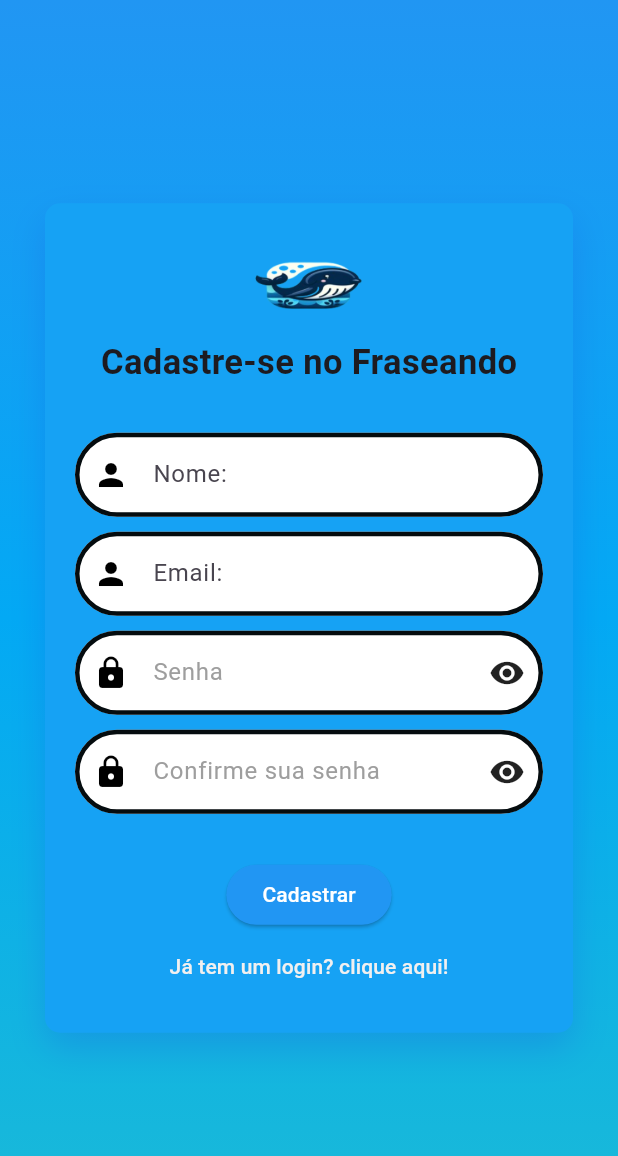
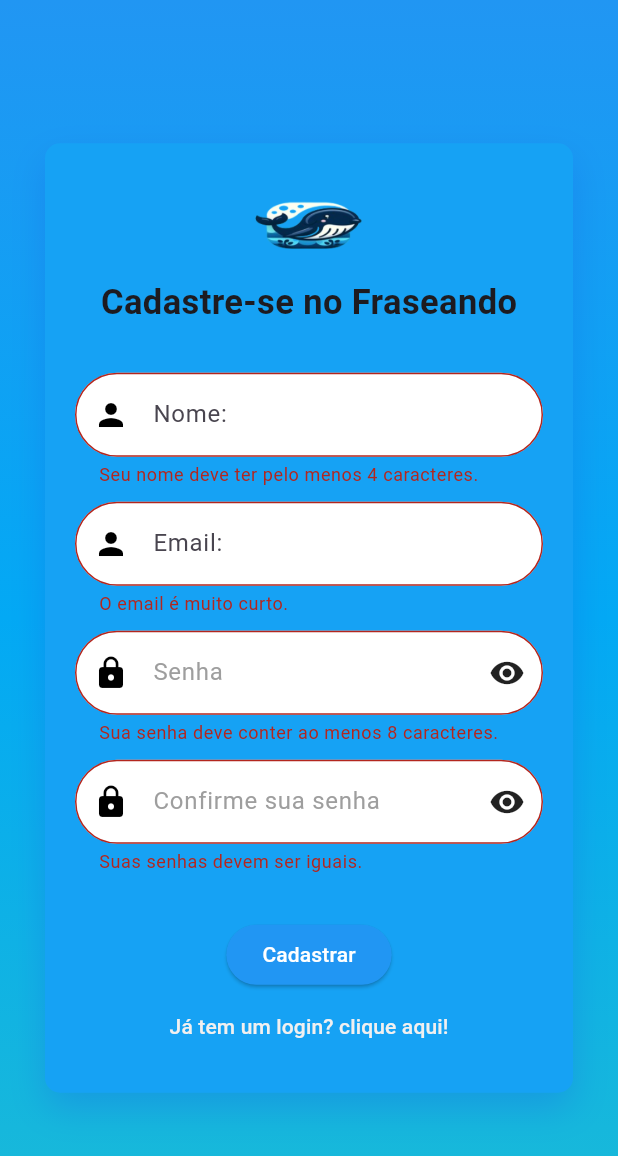
Before and after one commit to THSDEVELOP/fraseando, a Flutter app: the Register screen opened directly, after a tap on "Cadastrar", on a phone screen of 412 x 824 dp. Shown: the top 1156 px of the screen. Run offline on Flutter 3.47's test engine with Material 3 defaults, Android fonts, the phone set to English and light mode, and no system bars; our stand-ins replace firebase_auth, firebase_core, google_sign_in; accounts and stored records are empty; generated files the repository leaves out were written again; network calls fail.

```diff
--- a/lib/components/decorationPassword.dart
+++ b/lib/components/decorationPassword.dart
@@ -1,3 +1,5 @@
+// ignore_for_file: file_names
+
 import "package:flutter/material.dart";
 
 InputDecoration getPasswordInputDecoration(String label, {Widget? suffixIcon}) {
--- a/lib/components/decorationRegister.dart
+++ b/lib/components/decorationRegister.dart
@@ -1,3 +1,5 @@
+// ignore_for_file: file_names
+
 import 'package:flutter/material.dart';
 
 InputDecoration getAuthenticationInputDecoration(String label) {
--- a/lib/main.dart
+++ b/lib/main.dart
@@ -1,7 +1,13 @@
 import 'package:flutter/material.dart';
 import 'package:fraseando/pages/BoasVindas.dart';
+import 'package:firebase_core/firebase_core.dart';
+import 'firebase_options.dart';
 
-void main() {
+void main() async {
+  WidgetsFlutterBinding.ensureInitialized();
+  await Firebase.initializeApp(
+    options: DefaultFirebaseOptions.currentPlatform,
+  );
   runApp(const MyApp()); // Inicializa o aplicativo usando o widget MyApp
 }
 
--- a/lib/pages/PageLogin.dart
+++ b/lib/pages/PageLogin.dart
@@ -1,3 +1,5 @@
+// ignore_for_file: file_names
+
 import 'package:firebase_auth/firebase_auth.dart';
 import 'package:flutter/material.dart';
 import 'package:fraseando/components/decorationPassword.dart';
@@ -7,7 +9,7 @@ import '../components/decorationRegister.dart';
 import 'Register.dart';
 
 class PageLogin extends StatefulWidget {
-  const PageLogin({Key? key}) : super(key: key);
+  const PageLogin({super.key});
 
   @override
   State<PageLogin> createState() => _PageLoginState();
@@ -20,7 +22,7 @@ class _PageLoginState extends State<PageLogin> {
   Widget build(BuildContext context) {
     return Scaffold(
       body: Container(
-        decoration: BoxDecoration(
+        decoration: const BoxDecoration(
           gradient: LinearGradient(
             begin: Alignment.topCenter,
             end: Alignment.bottomCenter,
@@ -47,7 +49,7 @@ class _PageLoginState extends State<PageLogin> {
                     Container(
                       padding: const EdgeInsets.all(20),
                       decoration: BoxDecoration(
-                        color: Color.fromARGB(255, 22, 162, 244),
+                        color: const Color.fromARGB(255, 22, 162, 244),
                         borderRadius: BorderRadius.circular(10),
                         boxShadow: const [
                           BoxShadow(
@@ -63,7 +65,7 @@ class _PageLoginState extends State<PageLogin> {
                           TextField(
                               decoration: getAuthenticationInputDecoration(
                                   "Email ou usuario")),
-                          SizedBox(
+                          const SizedBox(
                             height: 10,
                           ),
                           TextFormField(
@@ -109,11 +111,11 @@ class _PageLoginState extends State<PageLogin> {
                             ),
                           ),
                           const SizedBox(height: 20.0),
-                          Align(
+                          const Align(
                             alignment: Alignment.centerRight,
                             child: Text(
                               "Esqueceu a Senha?",
-                              style: TextStyle(color: Colors.grey),
+                              style: TextStyle(color: Colors.white),
                             ),
                           ),
                         ],
@@ -166,7 +168,7 @@ class _PageLoginState extends State<PageLogin> {
                         ),
                       ],
                     ),
-                    SizedBox(
+                    const SizedBox(
                       height: 20,
                     ),
                     TextButton(
@@ -176,7 +178,7 @@ class _PageLoginState extends State<PageLogin> {
                               MaterialPageRoute(
                                   builder: (context) => const Register()));
                         },
-                        child: Text(
+                        child: const Text(
                           "Cadastre-se aqui!",
                           style: TextStyle(
                               color: Color.fromARGB(255, 241, 240, 240)),
--- a/lib/pages/Register.dart
+++ b/lib/pages/Register.dart
@@ -1,3 +1,8 @@
+//Nessa tela basicamente foi feito o frontend com alguns validadores.
+//Ainda falta implementar algumas coisas e tratar alguns possíveis erros.
+
+// ignore_for_file: file_names
+
 import 'package:flutter/material.dart';
 import 'package:fraseando/components/decorationRegister.dart';
 
@@ -13,13 +18,15 @@ class Register extends StatefulWidget {
 class _RegisterState extends State<Register> {
   bool isObscureText = false;
   bool isObscureconfirmText = false;
+  final _formkey = GlobalKey<FormState>();
+
   @override
   Widget build(BuildContext context) {
     return Scaffold(
       body: Container(
         width: double.infinity,
         height: double.infinity,
-        decoration: BoxDecoration(
+        decoration: const BoxDecoration(
           gradient: LinearGradient(
             begin: Alignment.topCenter,
             end: Alignment.bottomCenter,
@@ -33,12 +40,13 @@ class _RegisterState extends State<Register> {
         child: Padding(
           padding: const EdgeInsets.all(30.0),
           child: Form(
+            key: _formkey,
             child: Center(
               child: SingleChildScrollView(
                 child: Container(
-                  padding: EdgeInsets.all(20),
+                  padding: const EdgeInsets.all(20),
                   decoration: BoxDecoration(
-                    color: Color.fromARGB(255, 22, 162, 244),
+                    color: const Color.fromARGB(255, 22, 162, 244),
                     borderRadius: BorderRadius.circular(10),
                     boxShadow: const [
                       BoxShadow(
@@ -56,26 +64,47 @@ class _RegisterState extends State<Register> {
                         'assets/bebeBaleia.png',
                         height: 70,
                       ),
-                      Text(
+                      const Text(
                         "Cadastre-se no Fraseando",
                         style: TextStyle(
                             fontSize: 23, fontWeight: FontWeight.bold),
                       ),
-                      SizedBox(
+                      const SizedBox(
                         height: 30,
                       ),
                       TextFormField(
                         decoration: getAuthenticationInputDecoration("Nome:"),
+                        validator: (value) {
+                          if (value == null) {
+                            return "O campo nome não pode ficar vazio.";
+                          }
+                          if (value.length < 4) {
+                            return "Seu nome deve ter pelo menos 4 caracteres.";
+                          }
+                          return null;
+                        },
                         textAlign: TextAlign.start,
                       ),
-                      SizedBox(
+                      const SizedBox(
                         height: 10,
                       ),
                       TextFormField(
                         decoration: getAuthenticationInputDecoration("Email:"),
+                        validator: (value) {
+                          if (value == null) {
+                            return "O campo email não pode ficar vazio.";
+                          }
+                          if (value.length < 8) {
+                            return "O email é muito curto.";
+                          }
+                          if (!value.contains("@")) {
+                            return "O email não é valido.";
+                          }
+                          return null;
+                        },
                         textAlign: TextAlign.start,
                       ),
-                      SizedBox(
+                      const SizedBox(
                         height: 10,
                       ),
                       TextFormField(
@@ -102,9 +131,18 @@ class _RegisterState extends State<Register> {
                             ),
                           ),
                         ),
+                        validator: (value) {
+                          if (value == null) {
+                            return "É obrigatório o uso de senha para sua segurança.";
+                          }
+                          if (value.length < 8) {
+                            return "Sua senha deve conter ao menos 8 caracteres.";
+                          }
+                          return null;
+                        },
                         textAlign: TextAlign.start,
                       ),
-                      SizedBox(
+                      const SizedBox(
                         height: 10,
                       ),
                       TextFormField(
@@ -131,16 +169,28 @@ class _RegisterState extends State<Register> {
                             ),
                           ),
                         ),
+                        //validador apenas de simulação
+                        validator: (value) {
+                          if (value == null) {
+                            return "Confirme a senha para sua segurança.";
+                          }
+                          if (value.length < 8) {
+                            return "Suas senhas devem ser iguais.";
+                          }
+                          return null;
+                        },
                         textAlign: TextAlign.start,
                       ),
-                      SizedBox(
+                      const SizedBox(
                         height: 30,
                       ),
                       ElevatedButton(
-                          style: ButtonStyle(
+                          style: const ButtonStyle(
                               backgroundColor:
                                   MaterialStatePropertyAll(Colors.blue)),
-                          onPressed: () {},
+                          onPressed: () {
+                            botaoPrincipalClicado();
+                          },
                           child: const Text(
                             "Cadastrar",
                             style: TextStyle(color: Colors.white),
@@ -152,7 +202,7 @@ class _RegisterState extends State<Register> {
                                 MaterialPageRoute(
                                     builder: (context) => const PageLogin()));
                           },
-                          child: Text(
+                          child: const Text(
                             "Já tem um login? clique aqui!",
                             style: TextStyle(
                                 color: Color.fromARGB(255, 241, 240, 240)),
@@ -167,4 +217,12 @@ class _RegisterState extends State<Register> {
       ),
     );
   }
+
+  botaoPrincipalClicado() {
+    if (_formkey.currentState!.validate()) {
+      print("Form Válido");
+    } else {
+      print("Form Inválido");
+    }
+  }
 }
```
Also changed, not shown: 3 other files.
